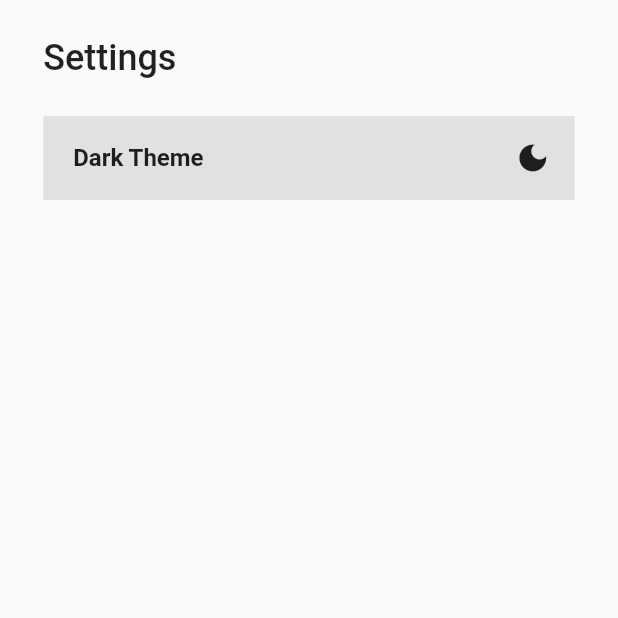
After one commit to Emon526/Flutter_PassVault, a Flutter app: the SettingsPage screen opened directly, on a phone screen of 412 x 824 dp, the top half of it. The commit adds this screen. Run offline on Flutter 3.47's test engine with Material 2 defaults, Android fonts, the phone set to English and light mode, and no system bars; our stand-ins replace cached_network_image, form_field_validator, lottie, persistent_bottom_nav_bar, shared_preferences; missing offline and left inert: favicon; accounts and stored records are empty; statements that could not run were skipped.

Commit message:
settings page

```diff
--- a/lib/screens/homepage.dart
+++ b/lib/screens/homepage.dart
@@ -2,7 +2,7 @@ import 'package:flutter/material.dart';
 import 'package:persistent_bottom_nav_bar/persistent_tab_view.dart';
 
 import 'generatorpage.dart';
-import 'trashpage.dart';
+import 'settings.dart';
 import 'vault/vaultpage.dart';
 
 class HomePage extends StatefulWidget {
@@ -25,7 +25,7 @@ class _HomePageState extends State<HomePage> {
         screens: const [
           VaultPage(),
           GeneratorPage(),
-          TrashPage(),
+          SettingsPage(),
         ],
         items: _navBarsItems(),
         navBarStyle: NavBarStyle.style6,
@@ -48,8 +48,8 @@ class _HomePageState extends State<HomePage> {
         inactiveColorPrimary: Colors.grey.shade600,
       ),
       PersistentBottomNavBarItem(
-        icon: const Icon(Icons.delete_outline),
-        title: "Trash",
+        icon: const Icon(Icons.settings),
+        title: "Settings",
         activeColorPrimary: Theme.of(context).primaryColor,
         inactiveColorPrimary: Colors.grey.shade600,
       ),
--- /dev/null
+++ b/lib/screens/settings.dart
@@ -0,0 +1,70 @@
+import 'package:flutter/material.dart';
+
+class SettingsPage extends StatelessWidget {
+  const SettingsPage({super.key});
+
+  @override
+  Widget build(BuildContext context) {
+    final size = MediaQuery.of(context).size;
+    return Scaffold(
+      // appBar: AppBar(
+      //   title: const Text('TrashPage'),
+      // ),
+      body: SafeArea(
+        child: Padding(
+          padding: EdgeInsets.symmetric(
+            horizontal: size.width * 0.07,
+          ),
+          child: Column(
+            crossAxisAlignment: CrossAxisAlignment.start,
+            children: [
+              SizedBox(
+                height: size.height * 0.03,
+              ),
+              const Text(
+                'Settings',
+                style: TextStyle(
+                  fontSize: 24,
+                  fontWeight: FontWeight.w500,
+                ),
+              ),
+              SizedBox(
+                height: size.height * 0.03,
+              ),
+              _buildSettingList(
+                context: context,
+                title: ' Dark Theme',
+                icon: Icons.dark_mode,
+                ontap: () {
+                  print('change theme');
+                },
+              ),
+            ],
+          ),
+        ),
+      ),
+    );
+  }
+
+  Widget _buildSettingList({
+    required String title,
+    required IconData icon,
+    required BuildContext context,
+    required VoidCallback ontap,
+  }) {
+    return ListTile(
+      tileColor: Theme.of(context).highlightColor,
+      onTap: ontap,
+      title: Text(
+        title,
+        style: const TextStyle(
+          fontWeight: FontWeight.w600,
+        ),
+      ),
+      trailing: Icon(
+        icon,
+        color: Theme.of(context).iconTheme.color,
+      ),
+    );
+  }
+}
--- a/lib/screens/trashpage.dart
+++ /dev/null
@@ -1,14 +0,0 @@
-import 'package:flutter/material.dart';
-
-class TrashPage extends StatelessWidget {
-  const TrashPage({super.key});
-
-  @override
-  Widget build(BuildContext context) {
-    return Scaffold(
-        // appBar: AppBar(
-        //   title: const Text('TrashPage'),
-        // ),
-        );
-  }
-}
```
